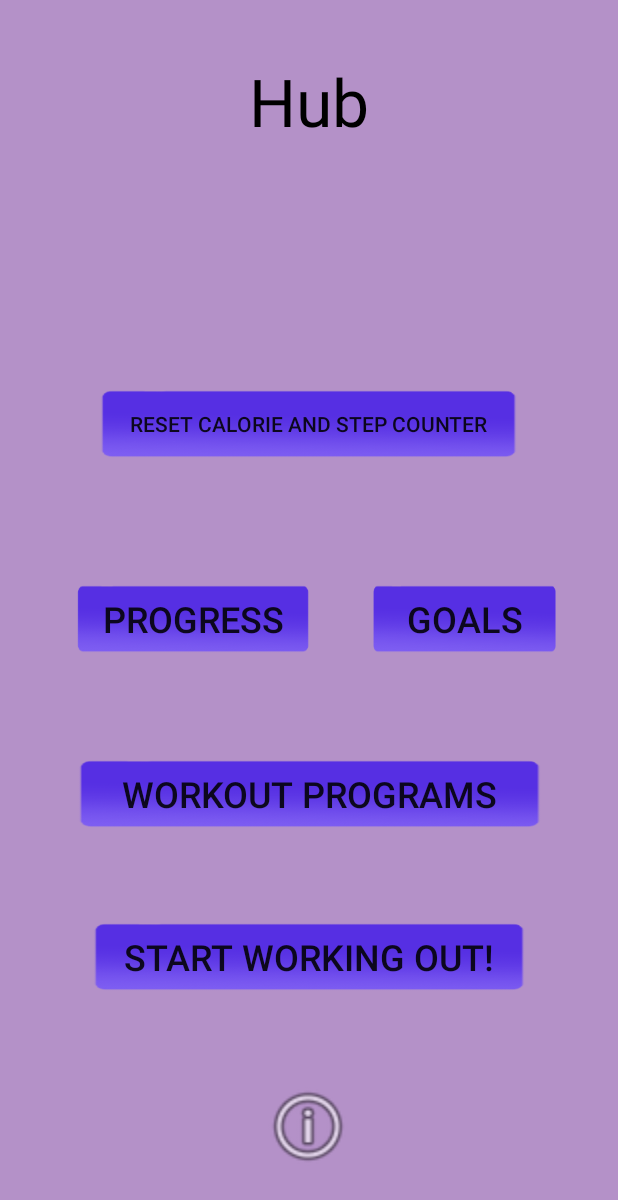
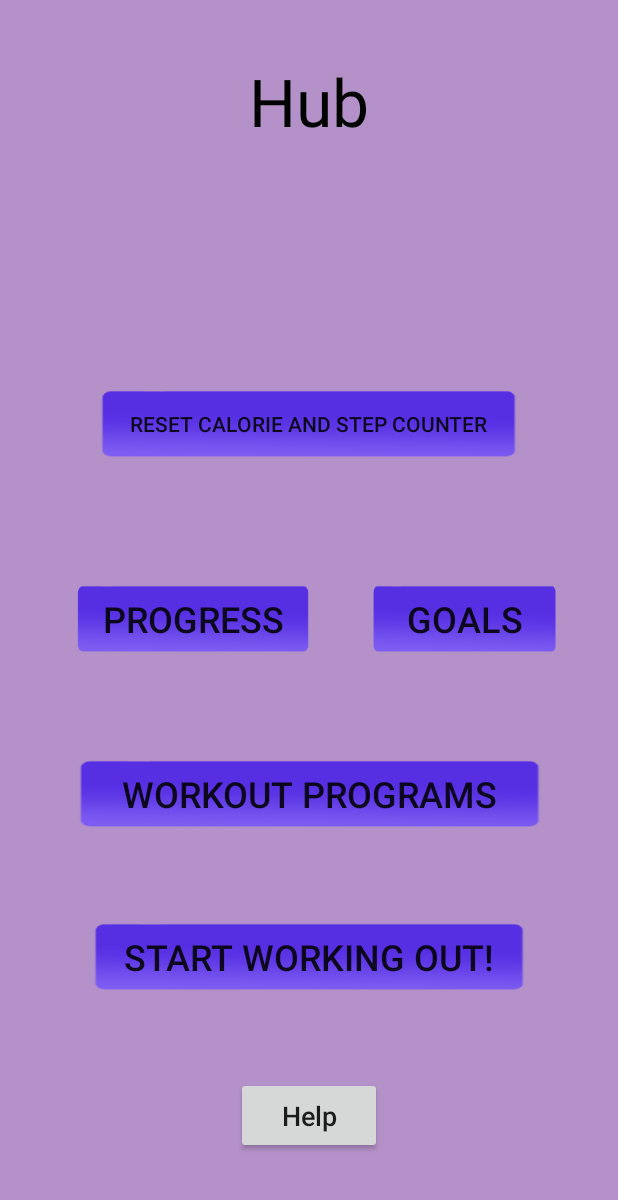
Before and after one commit to ZADAWI123/CMSC-355-APP-Group-D, an Android app: the main_hub screen opened directly, with no data from a screen before it, on a phone screen of 412 x 824 dp. Shown: the top 1200 px of the screen. Run offline under Robolectric (Android 15) with nearby library versions, the phone set to English and light mode, and no system bars.

Commit message:
Created help tab and added better button feedback
Created a help tab that describes how the app works. Also, added a toast message when you select a workout program in the selection tab so that the user knows that their button click actually did something.

```diff
--- a/app/src/main/AndroidManifest.xml
+++ b/app/src/main/AndroidManifest.xml
@@ -9,7 +9,8 @@
         android:roundIcon="@mipmap/ic_launcher_round"
         android:supportsRtl="true"
         android:theme="@style/AppTheme">
-        <activity android:name=".Goals"></activity>
+        <activity android:name=".help"></activity>
+        <activity android:name=".Goals" />
         <activity android:name=".workExamples" />
         <activity android:name=".SelectionTab" />
         <activity android:name=".main_hub" />
--- a/app/src/main/java/com/example/cmsc355app/SelectionTab.java
+++ b/app/src/main/java/com/example/cmsc355app/SelectionTab.java
@@ -9,6 +9,7 @@ import android.os.Bundle;
 import android.preference.PreferenceManager;
 import android.view.View;
 import android.widget.Button;
+import android.widget.Toast;
 
 public class SelectionTab extends AppCompatActivity {
     Button cBtn;
@@ -31,6 +32,7 @@ public class SelectionTab extends AppCompatActivity {
                 SharedPreferences.Editor myEditor = myPrefs.edit();
                 myEditor.putInt("programNum", whichProgram[0]=1).apply();
                 PreferenceManager.getDefaultSharedPreferences(getBaseContext()).edit().putInt("programNum", whichProgram[0]).apply();
+                Toast.makeText(getApplicationContext(), "Workout program set!", Toast.LENGTH_SHORT).show();
                 //Create value to hold selection
             }
         });
@@ -41,6 +43,7 @@ public class SelectionTab extends AppCompatActivity {
                 SharedPreferences.Editor myEditor = myPrefs.edit();
                 myEditor.putInt("programNum", whichProgram[0]=2).apply();
                 PreferenceManager.getDefaultSharedPreferences(getBaseContext()).edit().putInt("programNum", whichProgram[0]).apply();
+                Toast.makeText(getApplicationContext(), "Workout program set!", Toast.LENGTH_SHORT).show();
                 //Create value to hold selection
             }
         });
@@ -51,6 +54,7 @@ public class SelectionTab extends AppCompatActivity {
                 SharedPreferences.Editor myEditor = myPrefs.edit();
                 myEditor.putInt("programNum", whichProgram[0]=3).apply();
                 PreferenceManager.getDefaultSharedPreferences(getBaseContext()).edit().putInt("programNum", whichProgram[0]).apply();
+                Toast.makeText(getApplicationContext(), "Workout program set!", Toast.LENGTH_SHORT).show();
 
                 //Create value to hold selection
             }
--- a/app/src/main/java/com/example/cmsc355app/main_hub.java
+++ b/app/src/main/java/com/example/cmsc355app/main_hub.java
@@ -30,6 +30,7 @@ public class main_hub extends AppCompatActivity {
     private Button BtnReset;
     private TextView stepTxt;
     private Button goalTab;
+    private Button help;
 
     private double MagnitudePrevious = 0;
     private TextView calCountText;
@@ -158,11 +159,12 @@ public class main_hub extends AppCompatActivity {
         });
 
 
-        Button BtnExa = (Button) findViewById(R.id.examplesBtn);
-        BtnExa.setOnClickListener(new View.OnClickListener() {
+        help = (Button)findViewById(R.id.help);
+        help.setOnClickListener(new View.OnClickListener() {
             @Override
             public void onClick(View v) {
-                moveToExample();
+
+                moveToHelp();
             }
         });
 
@@ -193,6 +195,10 @@ public class main_hub extends AppCompatActivity {
         Intent intentG = new Intent(main_hub.this, Goals.class);
         startActivity(intentG);
     }
+    private void moveToHelp(){
+        Intent intentH = new Intent(main_hub.this, help.class);
+        startActivity(intentH);
+    }
 
 
 }
--- a/app/src/main/res/layout/activity_main_hub.xml
+++ b/app/src/main/res/layout/activity_main_hub.xml
@@ -48,18 +48,6 @@
         app:layout_constraintStart_toStartOf="parent"
         app:layout_constraintTop_toTopOf="parent"
         app:layout_constraintVertical_bias="0.65" />
-
-    <Button
-        android:id="@+id/examplesBtn"
-        android:layout_width="64dp"
-        android:layout_height="63dp"
-        android:background="@android:drawable/ic_menu_info_details"
-        app:layout_constraintBottom_toBottomOf="parent"
-        app:layout_constraintEnd_toEndOf="parent"
-        app:layout_constraintHorizontal_bias="0.498"
-        app:layout_constraintStart_toStartOf="parent"
-        app:layout_constraintTop_toTopOf="parent"
-        app:layout_constraintVertical_bias="0.946" />
 
     <Button
         android:id="@+id/resetBtn"
@@ -125,4 +113,17 @@
         app:layout_constraintHorizontal_bias="0.86"
         app:layout_constraintStart_toStartOf="parent"
         app:layout_constraintTop_toTopOf="parent" />
+
+    <Button
+        android:id="@+id/help"
+        android:layout_width="97dp"
+        android:layout_height="51dp"
+        android:text="Help"
+        android:textAllCaps="false"
+        android:textSize="18sp"
+        app:layout_constraintBottom_toBottomOf="parent"
+        app:layout_constraintEnd_toEndOf="parent"
+        app:layout_constraintStart_toStartOf="parent"
+        app:layout_constraintTop_toTopOf="parent"
+        app:layout_constraintVertical_bias="0.929" />
 </androidx.constraintlayout.widget.ConstraintLayout>
--- a/app/src/main/res/layout/activity_workout_tab.xml
+++ b/app/src/main/res/layout/activity_workout_tab.xml
@@ -20,7 +20,7 @@
         app:layout_constraintHorizontal_bias="0.96"
         app:layout_constraintStart_toStartOf="parent"
         app:layout_constraintTop_toTopOf="parent"
-        app:layout_constraintVertical_bias="0.186" />
+        app:layout_constraintVertical_bias="0.17000002" />
 
     <Button
         android:id="@+id/fav"
@@ -45,7 +45,7 @@
         app:layout_constraintHorizontal_bias="0.96"
         app:layout_constraintStart_toStartOf="parent"
         app:layout_constraintTop_toTopOf="parent"
-        app:layout_constraintVertical_bias="0.26999998" />
+        app:layout_constraintVertical_bias="0.26" />
 
     <Button
         android:id="@+id/sv"
@@ -70,7 +70,7 @@
         app:layout_constraintHorizontal_bias="0.96"
         app:layout_constraintStart_toStartOf="parent"
         app:layout_constraintTop_toTopOf="parent"
-        app:layout_constraintVertical_bias="0.36" />
+        app:layout_constraintVertical_bias="0.35000002" />
 
     <Button
         android:id="@+id/giveUp"
```
Also changed, not shown: app/src/main/java/com/example/cmsc355app/help.java (added, +21 -0 lines), app/src/main/res/drawable/strobe_gradient.xml (added, +25 -0 lines), app/src/main/res/layout/activity_help.xml (added, +75 -0 lines).
